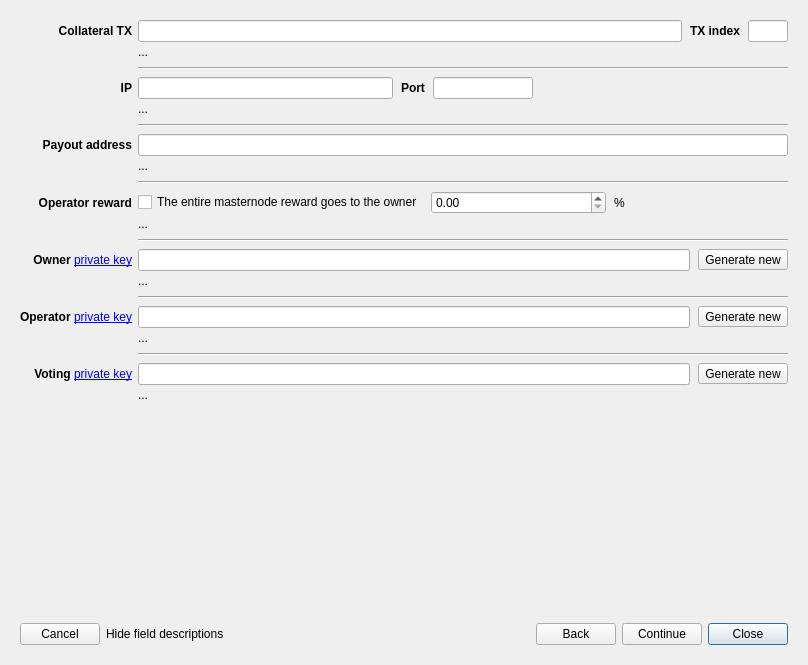
Old version of the form src/ui/ui_reg_masternode_dlg.ui in the repository Bertrand256/dash-masternode-tool.
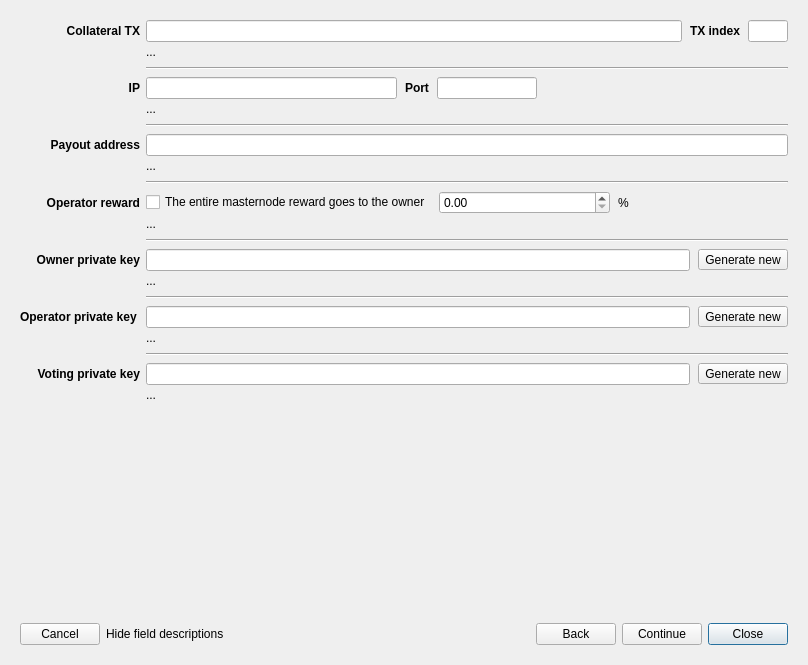
New version of the form.

Commit message: Option of using Dash addresses for the owner and voting keys and public key for the operator key.

What changed in the file:
```diff
--- a/src/ui/ui_reg_masternode_dlg.ui
+++ b/src/ui/ui_reg_masternode_dlg.ui
@@ -553,7 +553,7 @@
        <item row="13" column="0">
         <widget class="QLabel" name="lblOwnerKey">
          <property name="text">
-          <string>&lt;b&gt;Owner&lt;/b&gt; &lt;a href=&quot;owner-key&quot;&gt;private key&lt;/a&gt;</string>
+          <string>&lt;b&gt;Owner private key&lt;/b&gt;</string>
          </property>
          <property name="alignment">
           <set>Qt::AlignRight|Qt::AlignTrailing|Qt::AlignVCenter</set>
@@ -563,7 +563,7 @@
        <item row="16" column="0">
         <widget class="QLabel" name="lblOperatorKey">
          <property name="text">
-          <string>&lt;b&gt;Operator&lt;/b&gt; &lt;a href=&quot;operator-key&quot;&gt;private key&lt;/a&gt;</string>
+          <string>&lt;b&gt;Operator private key&lt;/b&gt; </string>
          </property>
          <property name="alignment">
           <set>Qt::AlignRight|Qt::AlignTrailing|Qt::AlignVCenter</set>
@@ -573,7 +573,7 @@
        <item row="19" column="0">
         <widget class="QLabel" name="lblVotingKey">
          <property name="text">
-          <string>&lt;b&gt;Voting&lt;/b&gt; &lt;a href=&quot;voting-key&quot;&gt;private key&lt;/a&gt;</string>
+          <string>&lt;b&gt;Voting private key&lt;/b&gt;</string>
          </property>
          <property name="alignment">
           <set>Qt::AlignRight|Qt::AlignTrailing|Qt::AlignVCenter</set>
```
The commit also changes 8 other files.
